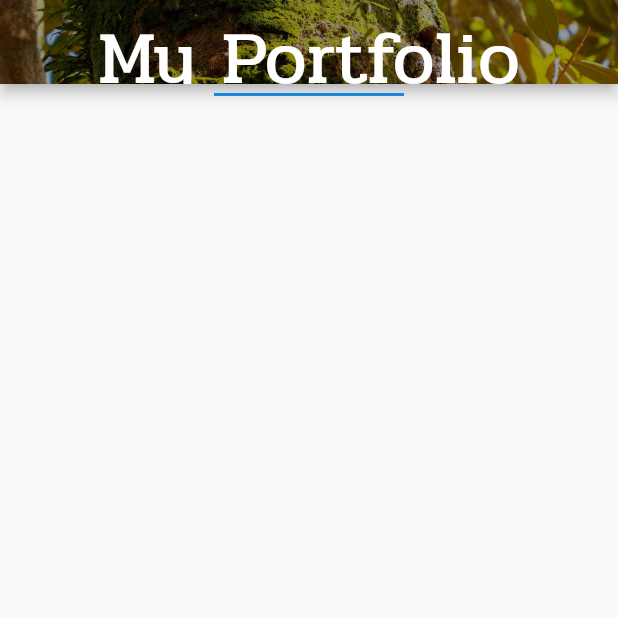
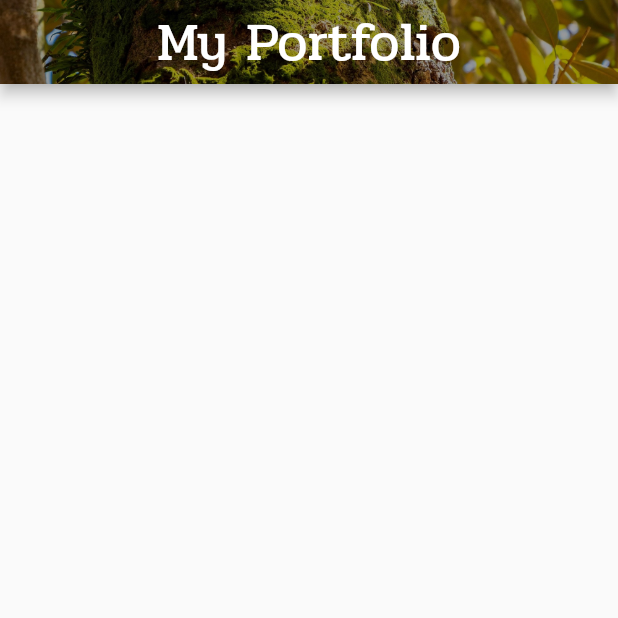
Before and after one commit to HiMurakami/portfolio, a Flutter app: the screen it shows after launch, tab 2 chosen, scrolled down 226 dp, on a phone screen of 412 x 824 dp, the top half of it. Run offline on Flutter 3.47's test engine with Material 2 defaults, Android fonts, the phone set to English and light mode, and no system bars; our stand-ins replace eva_icons_flutter.

Commit message:
profile uppdate

```diff
--- a/myapp/lib/main.dart
+++ b/myapp/lib/main.dart
@@ -11,7 +11,7 @@ class MyApp extends StatelessWidget {
     return MaterialApp(
       title: 'Flutter Demo',
       theme: ThemeData(
-        primarySwatch: Colors.blue,
+        primarySwatch: Colors.grey,
         fontFamily: "Pridi",
       ),
       home: DefaultTabController(
--- a/myapp/lib/screens/main_screen.dart
+++ b/myapp/lib/screens/main_screen.dart
@@ -42,7 +42,7 @@ class _MyHomePageState extends State<MyHomePage> {
         headerSliverBuilder: (BuildContext context, bool innerBoxIsScrolled) {
           return [
             SliverAppBar(
-              expandedHeight: 200.0,
+              expandedHeight: 120.0,
               floating: true,
               pinned: true,
               snap: true,
@@ -62,7 +62,7 @@ class _MyHomePageState extends State<MyHomePage> {
                     children: <Widget>[
                       Text(
                         "My Portfolio",
-                        style: TextStyle(fontSize: 50.0, color: Colors.white),
+                        style: TextStyle(fontSize: 36.0, color: Colors.white),
                       ),
                     ],
                   )
@@ -77,12 +77,13 @@ class _MyHomePageState extends State<MyHomePage> {
                     labelColor: Colors.black87,
                     unselectedLabelColor: Colors.grey,
                     tabs: [
-                      new Tab(icon: new Icon(Icons.info), text: "About"),
+                      new Tab(icon: new Icon(EvaIcons.person),
+                          text: "About"),
                       new Tab(
-                          icon: new Icon(Icons.lightbulb_outline),
+                          icon: new Icon(EvaIcons.image),
                           text: "Work"),
                       new Tab(
-                          icon: new Icon(Icons.lightbulb_outline),
+                          icon: new Icon(EvaIcons.fileText),
                           text: "Article"),
                     ],
                   ),
```
